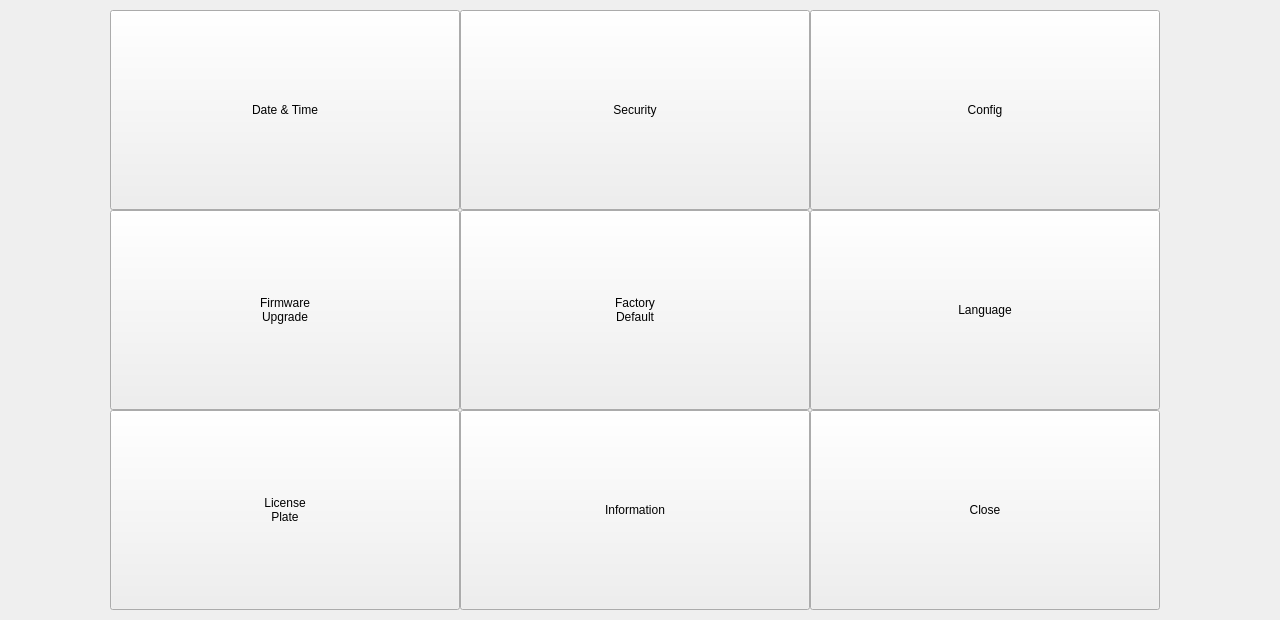
Old version of the form gui/mainwidget/src/dvrsetup/setup/systempage.ui in the repository yjsin-emastec/neptune.
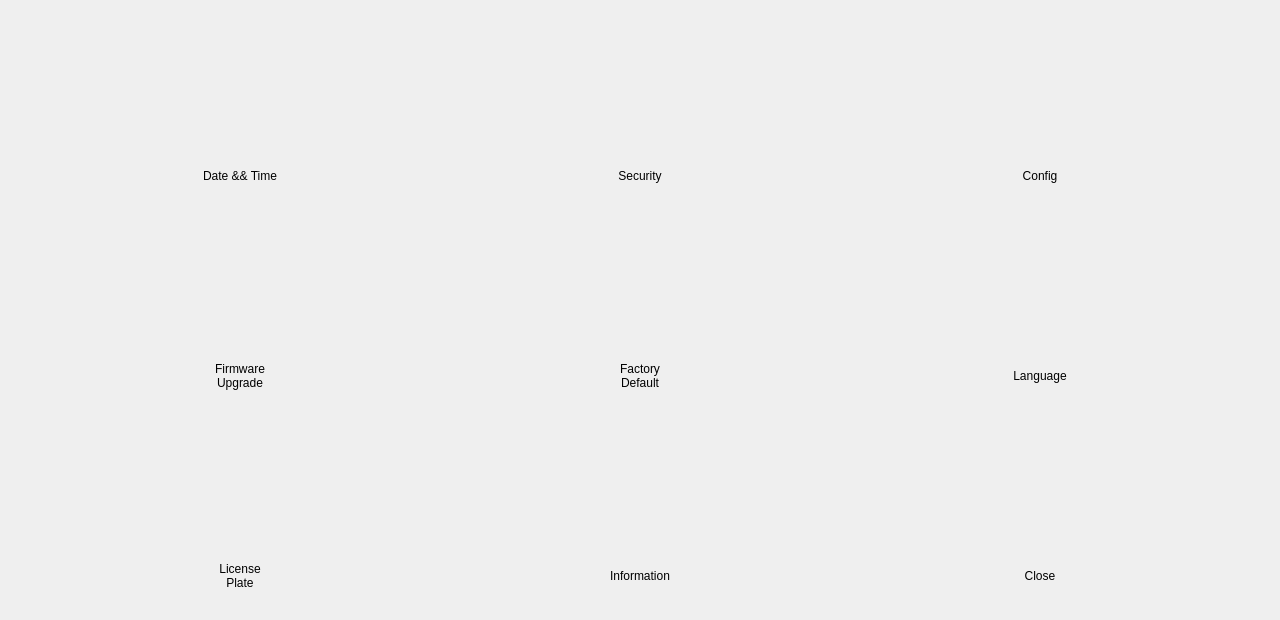
New version of the form. Custom widgets are drawn as their Qt base class.

Commit message: Change button to icon in Setup/Search/Main menu 내용 - 텍스트 형식의 버튼을 아이콘+텍스트 형태로 변경 - 상위 메뉴만(setup/search/main) 적용됨

Patch:
```diff
--- a/gui/mainwidget/src/dvrsetup/setup/systempage.ui
+++ b/gui/mainwidget/src/dvrsetup/setup/systempage.ui
@@ -16,268 +16,359 @@
   <property name="autoFillBackground">
    <bool>true</bool>
   </property>
-  <widget class="QPushButton" name="buttonLicensePlate">
-   <property name="enabled">
-    <bool>true</bool>
+  <widget class="CustomImageLabel" name="buttonDateTime">
+   <property name="geometry">
+    <rect>
+     <x>180</x>
+     <y>20</y>
+     <width>121</width>
+     <height>121</height>
+    </rect>
    </property>
+   <property name="frameShape">
+    <enum>QFrame::NoFrame</enum>
+   </property>
+   <property name="text">
+    <string/>
+   </property>
+   <property name="alignment">
+    <set>Qt::AlignCenter</set>
+   </property>
+  </widget>
+  <widget class="QLabel" name="labelDateTimeText">
    <property name="geometry">
     <rect>
-     <x>110</x>
-     <y>410</y>
-     <width>350</width>
-     <height>200</height>
+     <x>60</x>
+     <y>140</y>
+     <width>360</width>
+     <height>71</height>
     </rect>
    </property>
-   <property name="sizePolicy">
-    <sizepolicy hsizetype="Fixed" vsizetype="Fixed">
-     <horstretch>0</horstretch>
-     <verstretch>0</verstretch>
-    </sizepolicy>
+   <property name="frameShape">
+    <enum>QFrame::NoFrame</enum>
    </property>
-   <property name="minimumSize">
-    <size>
-     <width>0</width>
-     <height>200</height>
-    </size>
+   <property name="text">
+    <string>Date &amp;&amp; Time</string>
+   </property>
+   <property name="alignment">
+    <set>Qt::AlignCenter</set>
+   </property>
+  </widget>
+  <widget class="CustomImageLabel" name="buttonUpgrade">
+   <property name="geometry">
+    <rect>
+     <x>180</x>
+     <y>220</y>
+     <width>121</width>
+     <height>121</height>
+    </rect>
+   </property>
+   <property name="frameShape">
+    <enum>QFrame::NoFrame</enum>
+   </property>
+   <property name="text">
+    <string/>
+   </property>
+   <property name="alignment">
+    <set>Qt::AlignCenter</set>
+   </property>
+  </widget>
+  <widget class="QLabel" name="labelUpgradeText">
+   <property name="geometry">
+    <rect>
+     <x>60</x>
+     <y>340</y>
+     <width>360</width>
+     <height>71</height>
+    </rect>
+   </property>
+   <property name="frameShape">
+    <enum>QFrame::NoFrame</enum>
+   </property>
+   <property name="text">
+    <string>Firmware
+Upgrade</string>
+   </property>
+   <property name="alignment">
+    <set>Qt::AlignCenter</set>
+   </property>
+  </widget>
+  <widget class="CustomImageLabel" name="buttonLicensePlate">
+   <property name="geometry">
+    <rect>
+     <x>180</x>
+     <y>420</y>
+     <width>121</width>
+     <height>121</height>
+    </rect>
+   </property>
+   <property name="frameShape">
+    <enum>QFrame::NoFrame</enum>
+   </property>
+   <property name="text">
+    <string/>
+   </property>
+   <property name="alignment">
+    <set>Qt::AlignCenter</set>
+   </property>
+  </widget>
+  <widget class="QLabel" name="labelLicensePlateText">
+   <property name="geometry">
+    <rect>
+     <x>60</x>
+     <y>540</y>
+     <width>360</width>
+     <height>71</height>
+    </rect>
+   </property>
+   <property name="frameShape">
+    <enum>QFrame::NoFrame</enum>
    </property>
    <property name="text">
     <string>License
 Plate</string>
    </property>
-  </widget>
-  <widget class="QPushButton" name="buttonInformation">
-   <property name="enabled">
-    <bool>true</bool>
+   <property name="alignment">
+    <set>Qt::AlignCenter</set>
    </property>
+  </widget>
+  <widget class="CustomImageLabel" name="buttonSecurity">
    <property name="geometry">
     <rect>
-     <x>460</x>
-     <y>410</y>
-     <width>350</width>
-     <height>200</height>
+     <x>580</x>
+     <y>20</y>
+     <width>121</width>
+     <height>121</height>
     </rect>
    </property>
-   <property name="sizePolicy">
-    <sizepolicy hsizetype="Fixed" vsizetype="Fixed">
-     <horstretch>0</horstretch>
-     <verstretch>0</verstretch>
-    </sizepolicy>
+   <property name="frameShape">
+    <enum>QFrame::NoFrame</enum>
    </property>
-   <property name="minimumSize">
-    <size>
-     <width>0</width>
-     <height>200</height>
-    </size>
-   </property>
    <property name="text">
-    <string>Information</string>
+    <string/>
    </property>
-  </widget>
-  <widget class="QPushButton" name="buttonClose">
-   <property name="enabled">
-    <bool>true</bool>
+   <property name="alignment">
+    <set>Qt::AlignCenter</set>
    </property>
+  </widget>
+  <widget class="QLabel" name="labelSecurityText">
    <property name="geometry">
     <rect>
-     <x>810</x>
-     <y>410</y>
-     <width>350</width>
-     <height>200</height>
+     <x>460</x>
+     <y>140</y>
+     <width>360</width>
+     <height>71</height>
     </rect>
    </property>
-   <property name="sizePolicy">
-    <sizepolicy hsizetype="Fixed" vsizetype="Fixed">
-     <horstretch>0</horstretch>
-     <verstretch>0</verstretch>
-    </sizepolicy>
+   <property name="frameShape">
+    <enum>QFrame::NoFrame</enum>
    </property>
-   <property name="minimumSize">
-    <size>
-     <width>0</width>
-     <height>200</height>
-    </size>
-   </property>
    <property name="text">
-    <string>Close</string>
+    <string>Security</string>
    </property>
-   <property name="iconSize">
-    <size>
-     <width>16</width>
-     <height>16</height>
-    </size>
+   <property name="alignment">
+    <set>Qt::AlignCenter</set>
    </property>
   </widget>
-  <widget class="QPushButton" name="buttonLanguage">
-   <property name="enabled">
-    <bool>true</bool>
-   </property>
+  <widget class="CustomImageLabel" name="buttonFactoryDefault">
    <property name="geometry">
     <rect>
-     <x>810</x>
-     <y>210</y>
-     <width>350</width>
-     <height>200</height>
+     <x>580</x>
+     <y>220</y>
+     <width>121</width>
+     <height>121</height>
     </rect>
    </property>
-   <property name="sizePolicy">
-    <sizepolicy hsizetype="Fixed" vsizetype="Fixed">
-     <horstretch>0</horstretch>
-     <verstretch>0</verstretch>
-    </sizepolicy>
+   <property name="frameShape">
+    <enum>QFrame::NoFrame</enum>
    </property>
-   <property name="minimumSize">
-    <size>
-     <width>0</width>
-     <height>200</height>
-    </size>
-   </property>
    <property name="text">
-    <string>Language</string>
+    <string/>
    </property>
-  </widget>
-  <widget class="QPushButton" name="buttonFactoryDefault">
-   <property name="enabled">
-    <bool>true</bool>
+   <property name="alignment">
+    <set>Qt::AlignCenter</set>
    </property>
+  </widget>
+  <widget class="QLabel" name="labelFactoryDefaultText">
    <property name="geometry">
     <rect>
      <x>460</x>
-     <y>210</y>
-     <width>350</width>
-     <height>200</height>
+     <y>340</y>
+     <width>360</width>
+     <height>71</height>
     </rect>
    </property>
-   <property name="sizePolicy">
-    <sizepolicy hsizetype="Fixed" vsizetype="Fixed">
-     <horstretch>0</horstretch>
-     <verstretch>0</verstretch>
-    </sizepolicy>
-   </property>
-   <property name="minimumSize">
-    <size>
-     <width>0</width>
-     <height>200</height>
-    </size>
+   <property name="frameShape">
+    <enum>QFrame::NoFrame</enum>
    </property>
    <property name="text">
     <string>Factory
 Default</string>
    </property>
-  </widget>
-  <widget class="QPushButton" name="buttonUpgrade">
-   <property name="enabled">
-    <bool>true</bool>
+   <property name="alignment">
+    <set>Qt::AlignCenter</set>
    </property>
+  </widget>
+  <widget class="CustomImageLabel" name="buttonInformation">
    <property name="geometry">
     <rect>
-     <x>110</x>
-     <y>210</y>
-     <width>350</width>
-     <height>200</height>
+     <x>580</x>
+     <y>420</y>
+     <width>121</width>
+     <height>121</height>
     </rect>
    </property>
-   <property name="sizePolicy">
-    <sizepolicy hsizetype="Fixed" vsizetype="Fixed">
-     <horstretch>0</horstretch>
-     <verstretch>0</verstretch>
-    </sizepolicy>
+   <property name="frameShape">
+    <enum>QFrame::NoFrame</enum>
    </property>
-   <property name="minimumSize">
-    <size>
-     <width>0</width>
-     <height>200</height>
-    </size>
-   </property>
    <property name="text">
-    <string>Firmware
-Upgrade</string>
+    <string/>
    </property>
+   <property name="alignment">
+    <set>Qt::AlignCenter</set>
+   </property>
   </widget>
-  <widget class="QPushButton" name="buttonConfig">
-   <property name="enabled">
-    <bool>true</bool>
+  <widget class="QLabel" name="labelInformationText">
+   <property name="geometry">
+    <rect>
+     <x>460</x>
+     <y>540</y>
+     <width>360</width>
+     <height>71</height>
+    </rect>
    </property>
+   <property name="frameShape">
+    <enum>QFrame::NoFrame</enum>
+   </property>
+   <property name="text">
+    <string>Information</string>
+   </property>
+   <property name="alignment">
+    <set>Qt::AlignCenter</set>
+   </property>
+  </widget>
+  <widget class="CustomImageLabel" name="buttonConfig">
    <property name="geometry">
     <rect>
-     <x>810</x>
-     <y>10</y>
-     <width>350</width>
-     <height>200</height>
+     <x>980</x>
+     <y>20</y>
+     <width>121</width>
+     <height>121</height>
     </rect>
    </property>
-   <property name="sizePolicy">
-    <sizepolicy hsizetype="Fixed" vsizetype="Fixed">
-     <horstretch>0</horstretch>
-     <verstretch>0</verstretch>
-    </sizepolicy>
+   <property name="frameShape">
+    <enum>QFrame::NoFrame</enum>
    </property>
-   <property name="minimumSize">
-    <size>
-     <width>0</width>
-     <height>200</height>
-    </size>
+   <property name="text">
+    <string/>
+   </property>
+   <property name="alignment">
+    <set>Qt::AlignCenter</set>
+   </property>
+  </widget>
+  <widget class="QLabel" name="labelConfigText">
+   <property name="geometry">
+    <rect>
+     <x>860</x>
+     <y>140</y>
+     <width>360</width>
+     <height>71</height>
+    </rect>
+   </property>
+   <property name="frameShape">
+    <enum>QFrame::NoFrame</enum>
    </property>
    <property name="text">
     <string>Config</string>
    </property>
-  </widget>
-  <widget class="QPushButton" name="buttonSecurity">
-   <property name="enabled">
-    <bool>true</bool>
+   <property name="alignment">
+    <set>Qt::AlignCenter</set>
    </property>
+  </widget>
+  <widget class="CustomImageLabel" name="buttonLanguage">
    <property name="geometry">
     <rect>
-     <x>460</x>
-     <y>10</y>
-     <width>350</width>
-     <height>200</height>
+     <x>980</x>
+     <y>220</y>
+     <width>121</width>
+     <height>121</height>
     </rect>
    </property>
-   <property name="sizePolicy">
-    <sizepolicy hsizetype="Fixed" vsizetype="Fixed">
-     <horstretch>0</horstretch>
-     <verstretch>0</verstretch>
-    </sizepolicy>
+   <property name="frameShape">
+    <enum>QFrame::NoFrame</enum>
    </property>
-   <property name="minimumSize">
-    <size>
-     <width>0</width>
-     <height>200</height>
-    </size>
+   <property name="text">
+    <string/>
    </property>
+   <property name="alignment">
+    <set>Qt::AlignCenter</set>
+   </property>
+  </widget>
+  <widget class="QLabel" name="labelLanguageText">
+   <property name="geometry">
+    <rect>
+     <x>860</x>
+     <y>340</y>
+     <width>360</width>
+     <height>71</height>
+    </rect>
+   </property>
+   <property name="frameShape">
+    <enum>QFrame::NoFrame</enum>
+   </property>
    <property name="text">
-    <string>Security</string>
+    <string>Language</string>
    </property>
+   <property name="alignment">
+    <set>Qt::AlignCenter</set>
+   </property>
   </widget>
-  <widget class="QPushButton" name="buttonDateTime">
+  <widget class="CustomImageLabel" name="buttonClose">
    <property name="geometry">
     <rect>
-     <x>110</x>
-     <y>10</y>
-     <width>350</width>
-     <height>200</height>
+     <x>980</x>
+     <y>420</y>
+     <width>121</width>
+     <height>121</height>
     </rect>
    </property>
-   <property name="sizePolicy">
-    <sizepolicy hsizetype="Fixed" vsizetype="Fixed">
-     <horstretch>0</horstretch>
-     <verstretch>0</verstretch>
-    </sizepolicy>
+   <property name="frameShape">
+    <enum>QFrame::NoFrame</enum>
    </property>
-   <property name="minimumSize">
-    <size>
-     <width>0</width>
-     <height>200</height>
-    </size>
+   <property name="text">
+    <string/>
    </property>
-   <property name="focusPolicy">
-    <enum>Qt::StrongFocus</enum>
+   <property name="alignment">
+    <set>Qt::AlignCenter</set>
    </property>
+  </widget>
+  <widget class="QLabel" name="labelCloseText">
+   <property name="geometry">
+    <rect>
+     <x>860</x>
+     <y>540</y>
+     <width>360</width>
+     <height>71</height>
+    </rect>
+   </property>
+   <property name="frameShape">
+    <enum>QFrame::NoFrame</enum>
+   </property>
    <property name="text">
-    <string>Date &amp;&amp; Time</string>
+    <string>Close</string>
+   </property>
+   <property name="alignment">
+    <set>Qt::AlignCenter</set>
    </property>
   </widget>
  </widget>
+ <customwidgets>
+  <customwidget>
+   <class>CustomImageLabel</class>
+   <extends>QLabel</extends>
+   <header>ui/customwidget/customimagelabel.h</header>
+  </customwidget>
+ </customwidgets>
  <resources/>
  <connections/>
 </ui>
```
The commit also changes 109 other files.
